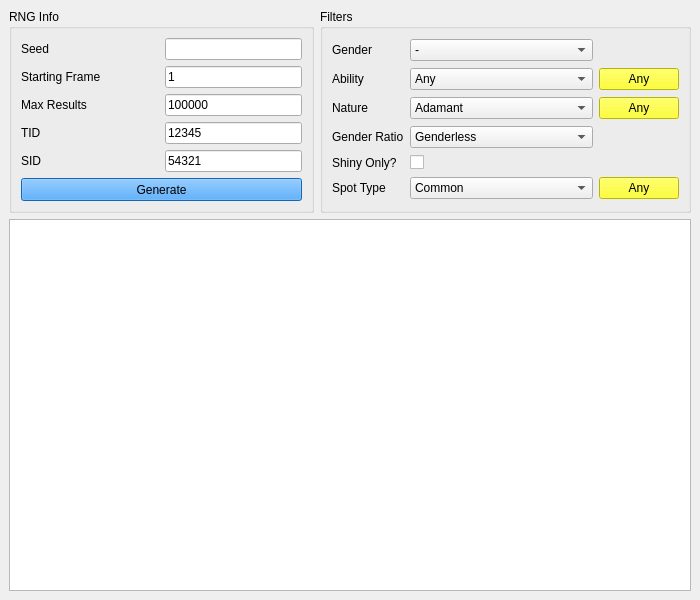
Before: the Qt Designer form Forms/Gen3/PokeSpot.ui in Admiral-Fish/PokeFinder, drawn with Qt 5.
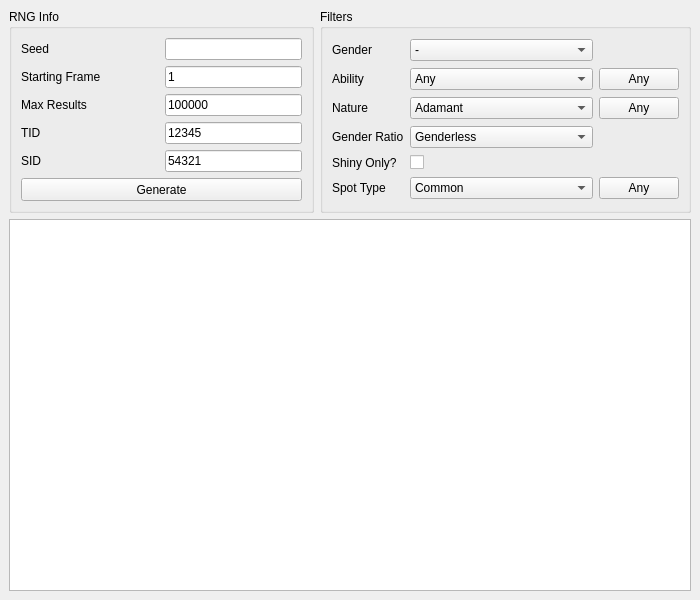
After: the same form once the commit is applied. Custom widgets are drawn as their Qt base class.

The edit to the form file:
```diff
--- a/Forms/Gen3/PokeSpot.ui
+++ b/Forms/Gen3/PokeSpot.ui
@@ -19,111 +19,6 @@
   <property name="windowTitle">
    <string>PokeSpot</string>
   </property>
-  <property name="styleSheet">
-   <string notr="true">QCheckBox::indicator {
-	border: 2px solid white;
-	border-radius: 3px;
-	height: 10px;
-	width: 10px;
-}
-
-QCheckBox::indicator:unchecked {
-	background-color: #274050;
-}
-
-QCheckBox::indicator:checked {
-		background-color: white;
-}
-
-QTableView {
-	border: 4px solid DodgerBlue;
-}
-
-QHeaderView::section {
-	border: none;
-	background-color: #274050;
-	padding-top: 3px;
-	padding-bottom: 3px;
-	color: white;
-}
-
-QLineEdit {
-	qproperty-alignment: AlignCenter;
-	background-color: #1D303C;
-	border:none;
-	border-radius: 6px;
-	color: white;
-}
-
-QGroupBox {
-	background-color: #274050;
-	border-radius: 10px;
-	margin-top: 7px;
-	font-family: &quot;Myriad Pro&quot;, Montserrat;
-	font-weight: 500;
-}
-
-.QGroupBox * {
-		font-family: &quot;Myriad Pro&quot;, Montserrat;
-		font-weight: 500;
-}
-
-QComboBox {
-	background-color: #1D303C;
-	border: none;
-	border-radius: 6px;
-	color: white;
-	padding-left: 13px;
-	combobox-popup: 0;
-}
-
-QComboBox QListView{
-	color: white;
-    background-color: #1D303C;
-    border:1px solid black;
-}
-
-QComboBox::item:alternate {
-    background: #1D303C;
-}
-
-QComboBox::item:selected {
-    border: 1px solid transparent;
-    background: #003941;
-}
-
-QComboBox::indicator{
-    background-color:transparent;
-    selection-background-color:transparent;
-    color:transparent;
-    selection-color:transparent;
-}
-
-QComboBox::editable {
-	background-color: #1D303C;
-	border: none;
-	border-radius: 6px;
-	color: white;
-}
-
-QLabel {
-	color: white;
-}
-
-QGroupBox::title {
-	subcontrol-origin: margin;
-	left: 20px;
-	padding: 3px 5px 3px 5px;
-	background-color: #969F91;
-	border-radius: 5px;
-}
-
-QPushButton {
-	border: none;
-	border-radius: 6px;
-	color: white;
-}s</string>
-  </property>
   <widget class="QWidget" name="centralwidget">
    <layout class="QGridLayout" name="gridLayout_3">
     <item row="0" column="0">
@@ -294,11 +189,6 @@
            <height>23</height>
           </size>
          </property>
-         <property name="styleSheet">
-          <string notr="true">QPushButton {
-	background-color: DodgerBlue;
-}</string>
-         </property>
          <property name="text">
           <string>Generate</string>
          </property>
@@ -385,12 +275,6 @@
            <verstretch>0</verstretch>
           </sizepolicy>
          </property>
-         <property name="styleSheet">
-          <string notr="true">QPushButton {
-	background-color: yellow;
-	color: black;
-}</string>
-         </property>
          <property name="text">
           <string>Any</string>
          </property>
@@ -540,12 +424,6 @@
            <verstretch>0</verstretch>
           </sizepolicy>
          </property>
-         <property name="styleSheet">
-          <string notr="true">QPushButton {
-	background-color: yellow;
-	color: black;
-}</string>
-         </property>
          <property name="text">
           <string>Any</string>
          </property>
@@ -645,12 +523,6 @@
            <verstretch>0</verstretch>
           </sizepolicy>
          </property>
-         <property name="styleSheet">
-          <string notr="true">QPushButton {
-	background-color: yellow;
-	color: black;
-}</string>
-         </property>
          <property name="text">
           <string>Any</string>
          </property>
```
